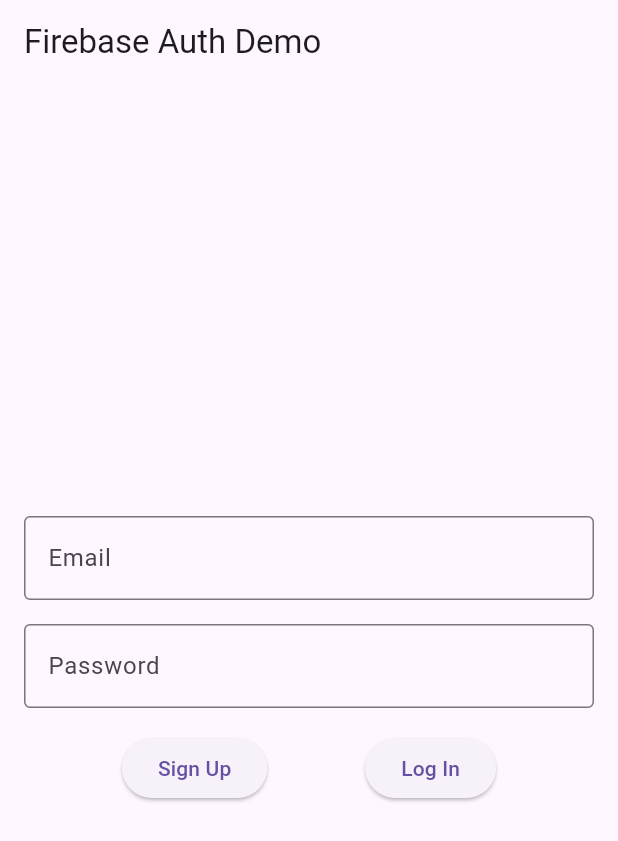
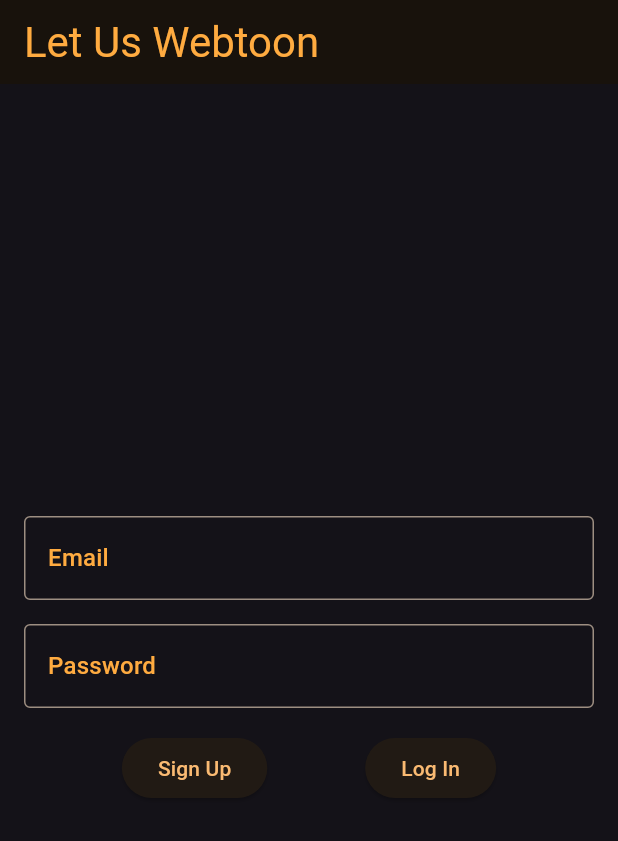
Before and after one commit to WinstonWaligora/let_us_webtoon, a Flutter app: the screen it shows after launch, on a phone screen of 412 x 824 dp. Shown: the top 841 px of the screen. Run offline on Flutter 3.47's test engine with Material 3 defaults, Android fonts, the light colour scheme and no system bars; our stand-ins replace firebase_auth, firebase_core; accounts and stored records are empty.

Commit message:
theme styling

```diff
--- a/lib/login_screen.dart
+++ b/lib/login_screen.dart
@@ -98,7 +98,8 @@
   Widget build(BuildContext context) {
     return Scaffold(
       appBar: AppBar(
-        title: const Text('Firebase Auth Demo'),
+        title: Text('Let Us Webtoon',
+            style: Theme.of(context).textTheme.headlineMedium),
       ),
       body: Center(
         child: Padding(
@@ -111,10 +112,16 @@
                 // Email field
                 TextFormField(
                   controller: _emailController,
-                  decoration: const InputDecoration(
-                    labelText: 'Email',
-                    border: OutlineInputBorder(),
-                  ),
+                  decoration: InputDecoration(
+                      labelText: 'Email',
+                      labelStyle: Theme.of(context)
+                          .textTheme
+                          .titleMedium, // Customize label text color
+                      border: OutlineInputBorder(
+                        borderSide: BorderSide(
+                            color:
+                                Colors.tealAccent), // Customize border color),
+                      )),
                   validator: (value) {
                     // Validate the email input
                     if (value == null || value.isEmpty) {
@@ -130,9 +137,15 @@
                 const SizedBox(height: 16.0),
                 TextFormField(
                   controller: _passwordController,
-                  decoration: const InputDecoration(
+                  decoration: InputDecoration(
                     labelText: 'Password',
-                    border: OutlineInputBorder(),
+                    labelStyle: Theme.of(context)
+                        .textTheme
+                        .titleMedium, // Customize label text color
+                    border: OutlineInputBorder(
+                      borderSide: BorderSide(
+                          color: Colors.tealAccent), // Customize border color),
+                    ),
                   ),
                   obscureText: true,
                   validator: (value) {
--- a/lib/main.dart
+++ b/lib/main.dart
@@ -18,10 +18,53 @@
   @override
   Widget build(BuildContext context) {
     return MaterialApp(
-      title: 'Firebase Auth Demo',
+      title: 'Let Us Webtoon',
       theme: ThemeData(
-        primarySwatch: Colors.blue,
+        useMaterial3: true, // Enable Material 3 styling
+        colorScheme: ColorScheme.fromSeed(
+          seedColor: Colors.purple, // Customize primary color
+          brightness: Brightness.light,
+        ),
       ),
+      darkTheme: ThemeData.dark().copyWith(
+          colorScheme: ColorScheme.fromSeed(
+            seedColor: Colors.orangeAccent, // Customize dark mode primary color
+            brightness: Brightness.dark,
+          ),
+          textTheme: const TextTheme(
+            displaySmall:
+                TextStyle(color: Colors.orangeAccent), // Customize font color
+            displayMedium:
+                TextStyle(color: Colors.orangeAccent), // Customize font color
+            displayLarge:
+                TextStyle(color: Colors.orangeAccent), // Customize font color
+            headlineSmall:
+                TextStyle(color: Colors.orangeAccent), // Customize font color
+            headlineMedium:
+                TextStyle(color: Colors.orangeAccent), // Customize font color
+            headlineLarge:
+                TextStyle(color: Colors.orangeAccent), // Customize font color
+            titleSmall:
+                TextStyle(color: Colors.orangeAccent), // Customize font color
+            titleMedium:
+                TextStyle(color: Colors.orangeAccent), // Customize font color
+            titleLarge:
+                TextStyle(color: Colors.orangeAccent), // Customize font color
+            labelLarge:
+                TextStyle(color: Colors.orangeAccent), // Customize font color
+            labelMedium:
+                TextStyle(color: Colors.orangeAccent), // Customize font color
+            labelSmall:
+                TextStyle(color: Colors.orangeAccent), // Customize font color
+            bodySmall:
+                TextStyle(color: Colors.orangeAccent), // Customize font color
+            bodyMedium:
+                TextStyle(color: Colors.orangeAccent), // Customize font color
+            bodyLarge:
+                TextStyle(color: Colors.orangeAccent), // Customize font color
+          ),
+          iconTheme: const IconThemeData(color: Colors.amberAccent)),
+      themeMode: ThemeMode.dark, // Always use dark theme
       home: const LoginScreen(),
     );
   }
```
Also changed, not shown: lib/home_screen.dart (+36 -11 lines).
